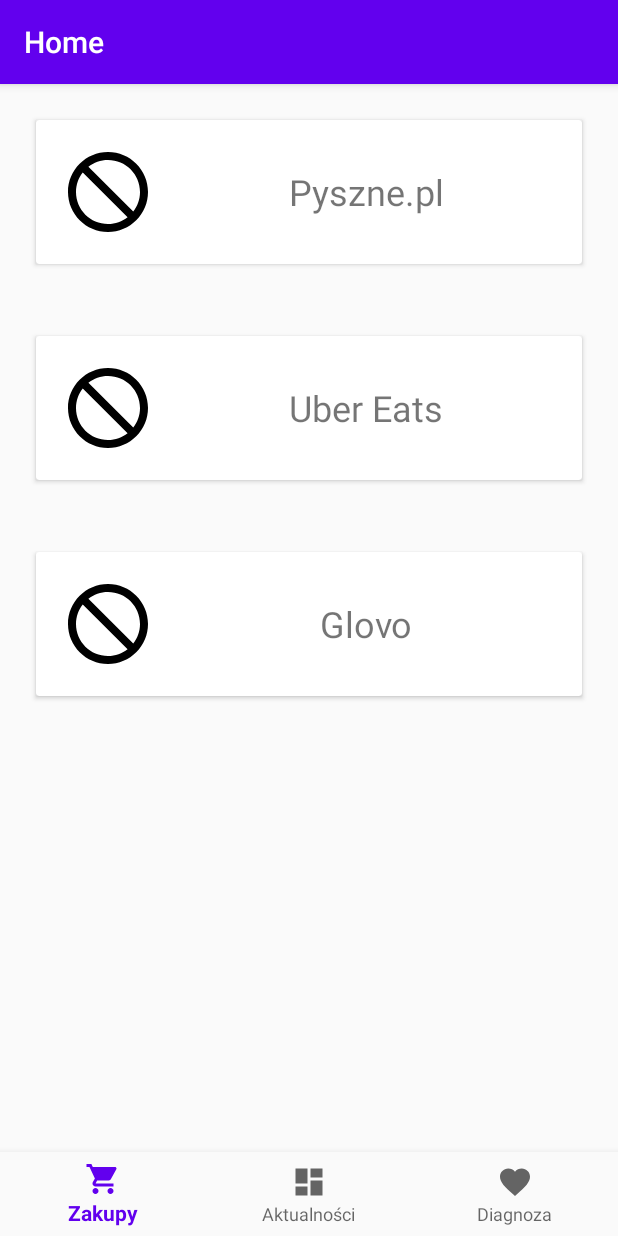
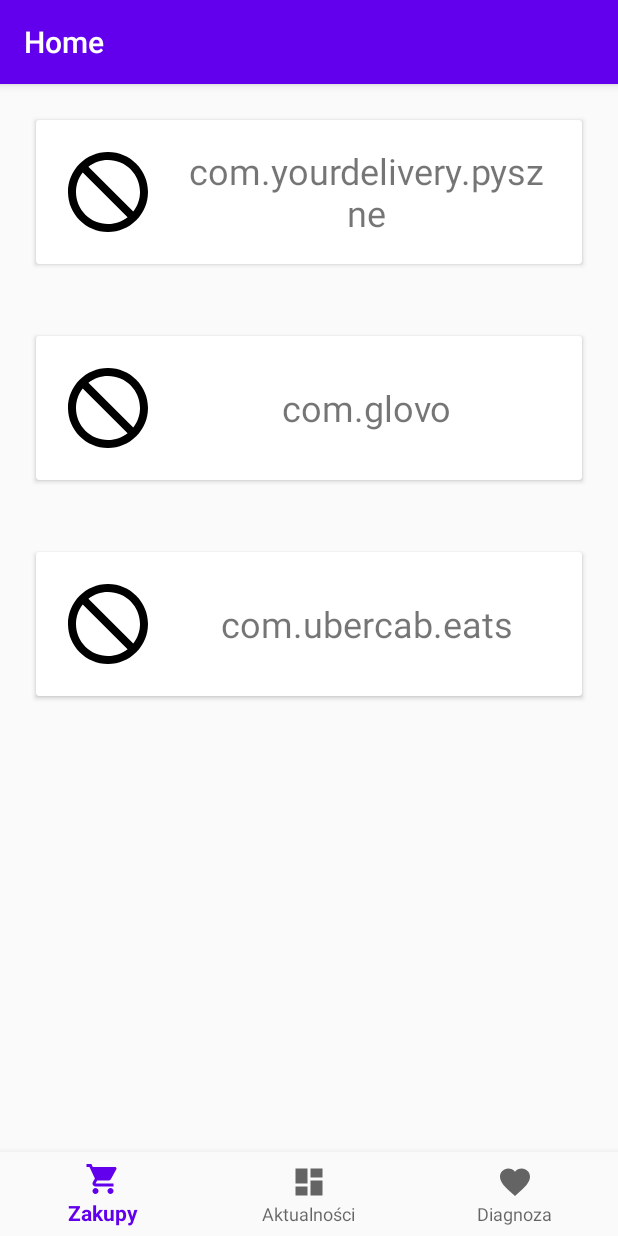
Before and after one commit to SitamMatt/CovidProject, an Android app: the screen it shows after launch (MainActivity), on a phone screen of 412 x 824 dp. Run offline under Robolectric (Android 15) with nearby library versions, the phone set to English and light mode, and no system bars; our stand-ins replace navigation-ui.

Commit message:
delivery apps launcher improvements

```diff
--- a/app/src/main/AndroidManifest.xml
+++ b/app/src/main/AndroidManifest.xml
@@ -4,6 +4,8 @@
 
 
     <uses-permission android:name="android.permission.INTERNET" />
+    <uses-permission android:name="android.permission.WRITE_EXTERNAL_STORAGE" android:maxSdkVersion="28"/>
+    <uses-permission android:name="android.permission.READ_EXTERNAL_STORAGE"/>
 
     <queries>
         <package android:name="com.yourdelivery.pyszne"/>
--- /dev/null
+++ b/app/src/main/java/edu/covidianie/ui/home/DeliveryAppsFragment.kt
@@ -0,0 +1,35 @@
+package edu.covidianie.ui.home
+
+import android.os.Build
+import android.os.Bundle
+import android.view.LayoutInflater
+import android.view.View
+import android.view.ViewGroup
+import androidx.annotation.RequiresApi
+import androidx.fragment.app.Fragment
+import androidx.lifecycle.ViewModelProvider
+import edu.covidianie.R
+
+
+@RequiresApi(Build.VERSION_CODES.JELLY_BEAN_MR2)
+class DeliveryAppsFragment : Fragment() {
+
+    private lateinit var homeViewModel: HomeViewModel
+    private val pysznePackageName = "com.yourdelivery.pyszne"
+    private val glovoPackageName = "com.glovo"
+    private val uberPackageName = "com.ubercab.eats"
+
+    override fun onCreateView(
+        inflater: LayoutInflater,
+        container: ViewGroup?,
+        savedInstanceState: Bundle?
+    ): View? {
+        homeViewModel =
+            ViewModelProvider(
+                this,
+                ViewModelProvider.NewInstanceFactory()
+            ).get(HomeViewModel::class.java)
+
+        return inflater.inflate(R.layout.fragment_delivery_apps, container, false)
+    }
+}
--- a/app/src/main/java/edu/covidianie/ui/home/HomeFragment.kt
+++ /dev/null
@@ -1,124 +0,0 @@
-package edu.covidianie.ui.home
-
-import android.content.Context
-import android.content.Intent
-import android.graphics.Bitmap
-import android.graphics.drawable.BitmapDrawable
-import android.graphics.drawable.Drawable
-import android.net.Uri
-import android.os.Build
-import android.os.Bundle
-import android.util.DisplayMetrics
-import android.view.LayoutInflater
-import android.view.View
-import android.view.ViewGroup
-import androidx.annotation.RequiresApi
-import androidx.appcompat.widget.AppCompatImageView
-import androidx.cardview.widget.CardView
-import androidx.core.content.res.ResourcesCompat
-import androidx.fragment.app.Fragment
-import androidx.lifecycle.ViewModelProvider
-import edu.covidianie.R
-
-
-@RequiresApi(Build.VERSION_CODES.JELLY_BEAN_MR2)
-class HomeFragment : Fragment() {
-
-    private lateinit var homeViewModel: HomeViewModel
-    private val pysznePackageName = "com.yourdelivery.pyszne"
-    private val glovoPackageName = "com.glovo"
-    private val uberPackageName = "com.ubercab.eats"
-
-    override fun onCreateView(
-        inflater: LayoutInflater,
-        container: ViewGroup?,
-        savedInstanceState: Bundle?
-    ): View? {
-        homeViewModel =
-            ViewModelProvider(
-                this,
-                ViewModelProvider.NewInstanceFactory()
-            ).get(HomeViewModel::class.java)
-        val root = inflater.inflate(R.layout.fragment_home, container, false)
-
-        if (root != null) {
-            setupLayout(root)
-        }
-
-        return root
-    }
-
-    private fun getIcon(ctx: Context, packageName: String): Drawable? {
-        val pkg = ctx.packageManager.getPackageInfo(packageName, 0)
-        val appCtx = ctx.createPackageContext(packageName, Context.CONTEXT_IGNORE_SECURITY)
-        //        return ContextCompat.getDrawable(appCtx, pkg.applicationInfo.icon)
-        return ResourcesCompat.getDrawableForDensity(
-            appCtx.resources,
-            pkg.applicationInfo.icon,
-            DisplayMetrics.DENSITY_600,
-            null
-        )
-    }
-
-    private fun setupLayout(root: View) {
-        val pyszneCard = root.findViewById<CardView>(R.id.pyszne_card)
-        setupCard(pyszneCard, pysznePackageName)
-        val uberCard = root.findViewById<CardView>(R.id.uber_eats_card)
-        setupCard(uberCard, uberPackageName)
-//        val dr = resources.getDrawable(R.drawable.glovo)
-//        val bitmap = (dr as BitmapDrawable).bitmap
-//        val d: Drawable = BitmapDrawable(resources, Bitmap.createScaledBitmap(bitmap, resources.displayMetrics.densityDpi, resources.displayMetrics.densityDpi, true))
-        val glovoCard = root.findViewById<CardView>(R.id.glovo_card)
-        setupCard(glovoCard, glovoPackageName)
-    }
-
-    private fun setupCard(card: CardView, packageName: String) {
-        val context = context ?: return
-        val launchIntent: Intent? =
-            context.packageManager.getLaunchIntentForPackage(packageName)
-        if (launchIntent != null) {
-//            val icon = context.packageManager.getApplicationIcon(packageName)
-//            val drawable = ScaleDrawable(icon, 0, 64F, 64F).drawable
-//            drawable?.setBounds(0,0,64,64)
-            val drawable = getIcon(context, packageName)
-            val imageView = card.findViewById<AppCompatImageView>(R.id.icon)
-            imageView.setImageDrawable(drawable)
-            card.setOnClickListener { startActivity(launchIntent) }
-        } else {
-            card.setOnClickListener { launchGooglePlayApp(packageName) }
-            val drawable = resources.getDrawable(R.drawable.ic_baseline_not_interested_64)
-            val imageView = card.findViewById<AppCompatImageView>(R.id.icon)
-            imageView.setImageDrawable(drawable)
-        }
-    }
-
-//    private fun setupCard(card: CardView, packageName: String, icon: Drawable) {
-//        val context = context ?: return
-//        val launchIntent: Intent? =
-//            context.packageManager.getLaunchIntentForPackage(packageName)
-//        if (launchIntent != null) {
-////            val icon = context.packageManager.getApplicationIcon(packageName)
-////            val drawable = ScaleDrawable(icon, 0, 64F, 64F).drawable
-////            drawable?.setBounds(0,0,64,64)
-////            val drawable = getIcon(context, packageName)
-//            val imageView = card.findViewById<AppCompatImageView>(R.id.icon)
-//            imageView.setImageDrawable(icon)
-//            card.setOnClickListener { startActivity(launchIntent) }
-//        } else {
-//            card.setOnClickListener { launchGooglePlayApp(packageName) }
-//            val drawable = resources.getDrawable(R.drawable.ic_baseline_not_interested_64)
-//            val imageView = card.findViewById<AppCompatImageView>(R.id.icon)
-//            imageView.setImageDrawable(drawable)
-//        }
-//    }
-
-    private fun launchGooglePlayApp(packageName: String) {
-        startActivity(
-            Intent(
-                Intent.ACTION_VIEW,
-                Uri.parse("https://play.google.com/store/apps/details?id=$packageName")
-            )
-        )
-
-    }
-}
--- /dev/null
+++ b/app/src/main/java/edu/covidianie/ui/views/AppCard.kt
@@ -0,0 +1,100 @@
+package edu.covidianie.ui.views
+
+import android.annotation.SuppressLint
+import android.content.Context
+import android.content.Intent
+import android.content.pm.PackageManager
+import android.graphics.Bitmap
+import android.graphics.Canvas
+import android.graphics.drawable.AdaptiveIconDrawable
+import android.net.Uri
+import android.util.AttributeSet
+import android.view.View
+import android.widget.ImageView
+import android.widget.TextView
+import androidx.cardview.widget.CardView
+import androidx.core.content.ContextCompat.startActivity
+import edu.covidianie.R
+import edu.covidianie.utils.rasterize
+
+class AppCard : CardView {
+    private lateinit var textView: TextView
+    private lateinit var imageView: ImageView
+
+    private var _iconSize: Int = 256
+    var iconSize: Int
+        get() = _iconSize
+        set(value) {
+            _iconSize = value
+        }
+
+    private var _packageName: String? = null
+    var packageName: String?
+        get() = _packageName
+        set(value) {
+            _packageName = value
+        }
+
+    constructor(context: Context) : super(context) {
+        init(null, 0)
+    }
+
+    constructor(context: Context, attrs: AttributeSet) : super(context, attrs) {
+        init(attrs, 0)
+    }
+
+    constructor(context: Context, attrs: AttributeSet, defStyle: Int) : super(
+        context,
+        attrs,
+        defStyle
+    ) {
+        init(attrs, defStyle)
+    }
+
+    @SuppressLint("NewApi")
+    private fun init(attrs: AttributeSet?, defStyle: Int) {
+        View.inflate(context, R.layout.view_app_card, this)
+
+        // Load attributes
+        val attributes = context.obtainStyledAttributes(
+            attrs, R.styleable.AppCard, defStyle, 0
+        )
+
+        _packageName = attributes.getString(
+            R.styleable.AppCard_packageName
+        )
+
+        attributes.recycle()
+
+        val packageName = _packageName ?: return
+
+        textView = findViewById(R.id.app_name_text_view)
+        imageView = findViewById(R.id.app_icon_image_view)
+
+        try {
+            val info = packageName.let { context.packageManager.getApplicationInfo(it, 0) }
+
+            val icon = Bitmap.createBitmap(_iconSize, _iconSize, Bitmap.Config.ARGB_8888).also {
+                val iconDrawable = info.loadIcon(context.packageManager) as AdaptiveIconDrawable
+                rasterize(iconDrawable, it, _iconSize)
+            }
+            val name = context.packageManager.getApplicationLabel(info)
+            val launchIntent = context.packageManager.getLaunchIntentForPackage(packageName) ?: return
+
+            textView.text = name
+            imageView.setImageBitmap(icon)
+            setOnClickListener{ startActivity(context, launchIntent, null) }
+
+        }catch (ex: PackageManager.NameNotFoundException){
+            val notFoundDrawable = resources.getDrawable(R.drawable.ic_baseline_not_interested_64, null)
+            imageView.setImageDrawable(notFoundDrawable)
+            textView.text = "$packageName"
+            val launchIntent = Intent(
+                Intent.ACTION_VIEW,
+                Uri.parse("https://play.google.com/store/apps/details?id=$packageName")
+            )
+            setOnClickListener{ startActivity(context, launchIntent, null)}
+        }
+
+    }
+}
--- /dev/null
+++ b/app/src/main/res/layout/fragment_delivery_apps.xml
@@ -0,0 +1,25 @@
+<?xml version="1.0" encoding="utf-8"?>
+<GridLayout xmlns:android="http://schemas.android.com/apk/res/android"
+    xmlns:app="http://schemas.android.com/apk/res-auto"
+    xmlns:tools="http://schemas.android.com/tools"
+    android:layout_width="match_parent"
+    android:layout_height="match_parent"
+    android:orientation="vertical"
+    tools:context=".ui.home.DeliveryAppsFragment">
+
+    <edu.covidianie.ui.views.AppCard
+        android:layout_width="match_parent"
+        android:layout_margin="24dp"
+        app:packageName="com.yourdelivery.pyszne" />
+
+    <edu.covidianie.ui.views.AppCard
+        android:layout_width="match_parent"
+        android:layout_margin="24dp"
+        app:packageName="com.glovo" />
+
+    <edu.covidianie.ui.views.AppCard
+        android:layout_width="match_parent"
+        android:layout_margin="24dp"
+        app:packageName="com.ubercab.eats" />
+
+</GridLayout>
--- a/app/src/main/res/layout/fragment_home.xml
+++ /dev/null
@@ -1,98 +0,0 @@
-<?xml version="1.0" encoding="utf-8"?>
-<GridLayout xmlns:android="http://schemas.android.com/apk/res/android"
-    xmlns:tools="http://schemas.android.com/tools"
-    android:layout_width="match_parent"
-    android:layout_height="match_parent"
-    android:orientation="vertical"
-    tools:context=".ui.home.HomeFragment">
-
-    <androidx.cardview.widget.CardView
-        android:id="@+id/pyszne_card"
-        android:layout_width="match_parent"
-        android:layout_height="wrap_content"
-        android:layout_margin="24dp">
-
-        <androidx.appcompat.widget.LinearLayoutCompat
-            android:layout_width="match_parent"
-            android:layout_height="match_parent">
-
-        <androidx.appcompat.widget.AppCompatImageView
-            android:id="@+id/icon"
-            android:padding="16dp"
-            android:layout_width="wrap_content"
-            android:layout_height="wrap_content" />
-
-
-            <androidx.appcompat.widget.AppCompatTextView
-                android:layout_width="match_parent"
-                android:layout_height="match_parent"
-                android:gravity="center"
-                android:paddingRight="20dp"
-                android:textSize="24sp"
-                android:layout_weight="1"
-                android:text="Pyszne.pl" />
-        </androidx.appcompat.widget.LinearLayoutCompat>
-
-
-    </androidx.cardview.widget.CardView>
-
-    <androidx.cardview.widget.CardView
-        android:id="@+id/uber_eats_card"
-        android:layout_width="match_parent"
-        android:layout_height="wrap_content"
-        android:layout_margin="24dp">
-
-        <androidx.appcompat.widget.LinearLayoutCompat
-            android:layout_width="match_parent"
-            android:layout_height="match_parent">
-
-            <androidx.appcompat.widget.AppCompatImageView
-                android:id="@+id/icon"
-                android:padding="16dp"
-                android:layout_width="wrap_content"
-                android:layout_height="wrap_content" />
-
-
-            <androidx.appcompat.widget.AppCompatTextView
-                android:layout_width="match_parent"
-                android:layout_height="match_parent"
-                android:gravity="center"
-                android:paddingRight="20dp"
-                android:textSize="24sp"
-                android:layout_weight="1"
-                android:text="Uber Eats" />
-        </androidx.appcompat.widget.LinearLayoutCompat>
-
-
-    </androidx.cardview.widget.CardView>
-
-    <androidx.cardview.widget.CardView
-        android:id="@+id/glovo_card"
-        android:layout_width="match_parent"
-        android:layout_height="wrap_content"
-        android:layout_margin="24dp">
-
-        <androidx.appcompat.widget.LinearLayoutCompat
-            android:layout_width="match_parent"
-            android:layout_height="match_parent">
-
-            <androidx.appcompat.widget.AppCompatImageView
-                android:id="@+id/icon"
-                android:padding="16dp"
-                android:layout_width="wrap_content"
-                android:layout_height="wrap_content" />
-
-
-            <androidx.appcompat.widget.AppCompatTextView
-                android:layout_width="match_parent"
-                android:layout_height="match_parent"
-                android:gravity="center"
-                android:paddingRight="20dp"
-                android:textSize="24sp"
-                android:layout_weight="1"
-                android:text="Glovo" />
-        </androidx.appcompat.widget.LinearLayoutCompat>
-
-
-    </androidx.cardview.widget.CardView>
-</GridLayout>
--- /dev/null
+++ b/app/src/main/res/layout/view_app_card.xml
@@ -0,0 +1,26 @@
+<?xml version="1.0" encoding="utf-8"?>
+<merge xmlns:android="http://schemas.android.com/apk/res/android">
+
+    <androidx.appcompat.widget.LinearLayoutCompat
+        android:layout_width="match_parent"
+        android:layout_height="match_parent">
+
+        <androidx.appcompat.widget.AppCompatImageView
+            android:id="@+id/app_icon_image_view"
+            android:layout_width="wrap_content"
+            android:layout_height="wrap_content"
+            android:padding="16dp" />
+
+        <androidx.appcompat.widget.AppCompatTextView
+            android:id="@+id/app_name_text_view"
+            android:layout_width="match_parent"
+            android:layout_height="match_parent"
+            android:layout_weight="1"
+            android:gravity="center"
+            android:paddingEnd="20dp"
+            android:paddingRight="20dp"
+            android:textSize="24sp" />
+
+    </androidx.appcompat.widget.LinearLayoutCompat>
+
+</merge>
--- a/app/src/main/res/navigation/mobile_navigation.xml
+++ b/app/src/main/res/navigation/mobile_navigation.xml
@@ -7,9 +7,9 @@
 
     <fragment
         android:id="@+id/navigation_home"
-        android:name="edu.covidianie.ui.home.HomeFragment"
+        android:name="edu.covidianie.ui.home.DeliveryAppsFragment"
         android:label="@string/title_home"
-        tools:layout="@layout/fragment_home" />
+        tools:layout="@layout/fragment_delivery_apps" />
 
     <fragment
         android:id="@+id/navigation_dashboard"
--- /dev/null
+++ b/app/src/main/res/values-night/styles.xml
@@ -0,0 +1,6 @@
+<resources>
+
+    <style name="Widget.Theme.Covid.MyView" parent="">
+        <item name="android:background">@color/gray_600</item>
+    </style>
+</resources>
--- /dev/null
+++ b/app/src/main/res/values/attrs_app_card.xml
@@ -0,0 +1,6 @@
+<resources>
+    <declare-styleable name="AppCard">
+        <attr name="packageName" format="string" />
+        <attr name="appIconSize" format="integer" />
+    </declare-styleable>
+</resources>
--- a/app/src/main/res/values/colors.xml
+++ b/app/src/main/res/values/colors.xml
@@ -7,4 +7,8 @@
     <color name="teal_700">#FF018786</color>
     <color name="black">#FF000000</color>
     <color name="white">#FFFFFFFF</color>
+    <color name="light_blue_400">#FF29B6F6</color>
+    <color name="light_blue_600">#FF039BE5</color>
+    <color name="gray_400">#FFBDBDBD</color>
+    <color name="gray_600">#FF757575</color>
 </resources>
--- /dev/null
+++ b/app/src/main/res/values/styles.xml
@@ -0,0 +1,6 @@
+<resources>
+
+    <style name="Widget.Theme.Covid.MyView" parent="">
+        <item name="android:background">@color/gray_400</item>
+    </style>
+</resources>
```
Also changed, not shown: app/src/main/java/edu/covidianie/MainActivity.kt (+61 -1 lines), app/src/main/java/edu/covidianie/utils/Tools.kt (added, +13 -0 lines).
